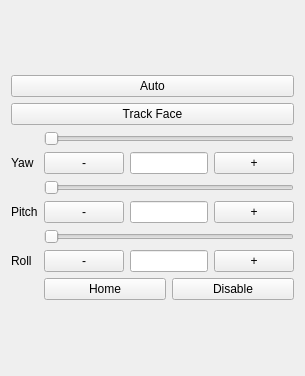
shovington/Tracking_camera, file tracking_cam_gui/resource/tracking_cam.ui: the form before one commit.
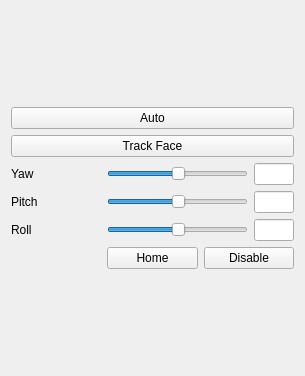
The form after the commit.

Diff of the .ui file:
```diff
--- a/tracking_cam_gui/resource/tracking_cam.ui
+++ b/tracking_cam_gui/resource/tracking_cam.ui
@@ -33,19 +33,22 @@
      <item row="6" column="1" colspan="2">
       <layout class="QHBoxLayout" name="horizontalLayout_2">
        <item>
-        <widget class="QPushButton" name="min_pitch">
-         <property name="text">
-          <string>-</string>
+        <widget class="QSlider" name="pitch_slider">
+         <property name="sliderPosition">
+          <number>50</number>
+         </property>
+         <property name="orientation">
+          <enum>Qt::Horizontal</enum>
          </property>
         </widget>
        </item>
        <item>
-        <widget class="QLineEdit" name="val_pitch"/>
-       </item>
-       <item>
-        <widget class="QPushButton" name="plus_pitch">
-         <property name="text">
-          <string>+</string>
+        <widget class="QLineEdit" name="val_pitch">
+         <property name="maximumSize">
+          <size>
+           <width>40</width>
+           <height>16777215</height>
+          </size>
          </property>
         </widget>
        </item>
@@ -65,36 +68,25 @@
        </property>
       </widget>
      </item>
-     <item row="5" column="1" colspan="2">
-      <widget class="QSlider" name="pitch_slider">
-       <property name="orientation">
-        <enum>Qt::Horizontal</enum>
-       </property>
-      </widget>
-     </item>
-     <item row="2" column="1" colspan="2">
-      <widget class="QSlider" name="yaw_slider">
-       <property name="orientation">
-        <enum>Qt::Horizontal</enum>
-       </property>
-      </widget>
-     </item>
      <item row="8" column="1" colspan="2">
       <layout class="QHBoxLayout" name="horizontalLayout_3">
        <item>
-        <widget class="QPushButton" name="min_roll">
-         <property name="text">
-          <string>-</string>
+        <widget class="QSlider" name="roll_slider">
+         <property name="sliderPosition">
+          <number>50</number>
+         </property>
+         <property name="orientation">
+          <enum>Qt::Horizontal</enum>
          </property>
         </widget>
        </item>
        <item>
-        <widget class="QLineEdit" name="val_roll"/>
-       </item>
-       <item>
-        <widget class="QPushButton" name="plus_roll">
-         <property name="text">
-          <string>+</string>
+        <widget class="QLineEdit" name="val_roll">
+         <property name="maximumSize">
+          <size>
+           <width>40</width>
+           <height>16777215</height>
+          </size>
          </property>
         </widget>
        </item>
@@ -103,19 +95,22 @@
      <item row="4" column="1" colspan="2">
       <layout class="QHBoxLayout" name="horizontalLayout">
        <item>
-        <widget class="QPushButton" name="min_yaw">
-         <property name="text">
-          <string>-</string>
+        <widget class="QSlider" name="yaw_slider">
+         <property name="sliderPosition">
+          <number>50</number>
+         </property>
+         <property name="orientation">
+          <enum>Qt::Horizontal</enum>
          </property>
         </widget>
        </item>
        <item>
-        <widget class="QLineEdit" name="val_yaw"/>
-       </item>
-       <item>
-        <widget class="QPushButton" name="plus_yaw">
-         <property name="text">
-          <string>+</string>
+        <widget class="QLineEdit" name="val_yaw">
+         <property name="maximumSize">
+          <size>
+           <width>40</width>
+           <height>16777215</height>
+          </size>
          </property>
         </widget>
        </item>
@@ -142,13 +137,6 @@
        </property>
       </widget>
      </item>
-     <item row="7" column="1" colspan="2">
-      <widget class="QSlider" name="roll_slider">
-       <property name="orientation">
-        <enum>Qt::Horizontal</enum>
-       </property>
-      </widget>
-     </item>
     </layout>
    </item>
   </layout>
```
